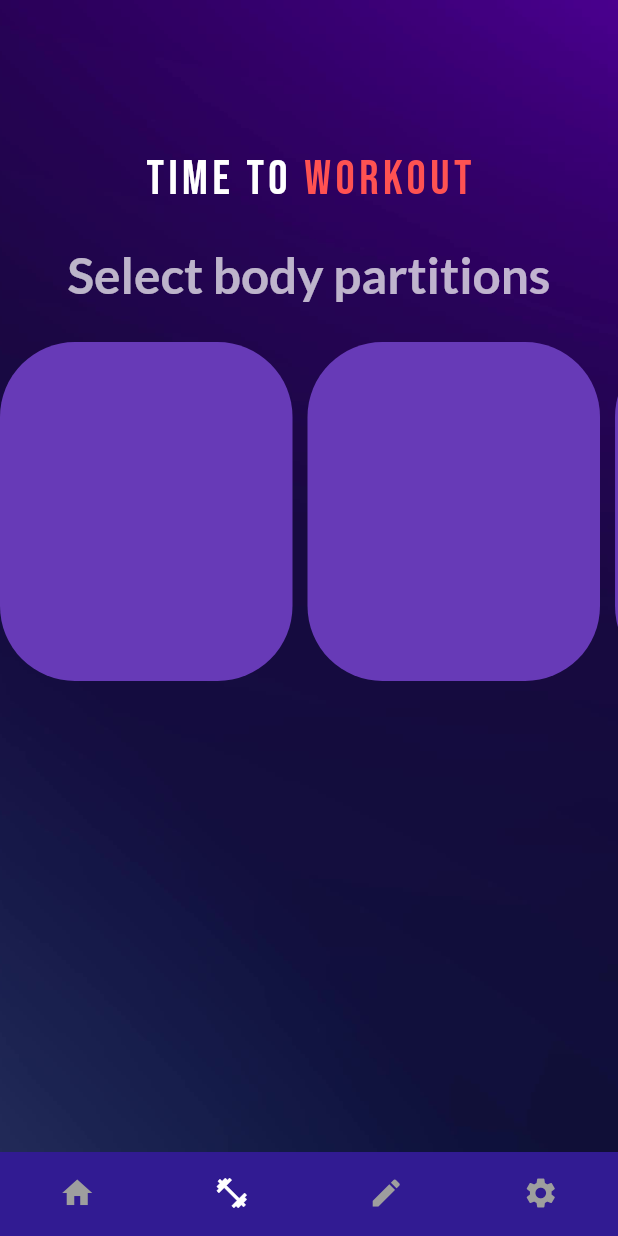
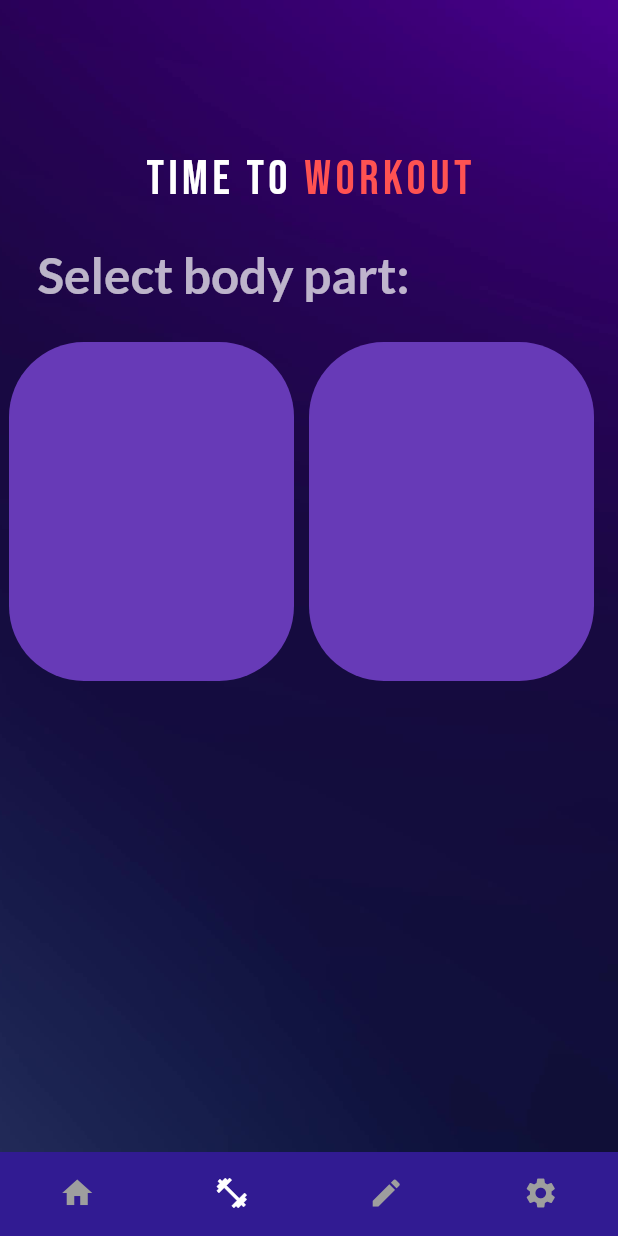
Before and after one commit to dolienn/body_optimizer, a Flutter app: the screen it shows after launch, item 2 of the bottom bar chosen, on a phone screen of 412 x 824 dp. Run offline on Flutter 3.47's test engine with Material 2 defaults, Android fonts, the phone set to English and light mode, and no system bars; our stand-ins replace google_fonts.

Commit message:
no update lekki, teraz dzialad

```diff
--- a/lib/screens/workout.dart
+++ b/lib/screens/workout.dart
@@ -1,3 +1,4 @@
+import 'package:flutter/foundation.dart';
 import 'package:flutter/material.dart';
 import 'package:google_fonts/google_fonts.dart';
 
@@ -62,38 +63,66 @@ class _WorkoutState extends State<Workout> {
                 ),
               ],
             ),
-            Column(
+            Row(
               children: [
                 Padding(
                   padding: const EdgeInsets.all(25.0),
                   child: Text(
-                    "Select body partitions",
+                    "Select body part:",
                     style: GoogleFonts.lato(fontSize: 33, fontWeight: FontWeight.bold, color: Colors.white70),
                   ),
                 ),
-                Container(
+              ],
+            ),
+            Row(
+              mainAxisAlignment: MainAxisAlignment.center,
+              children: [
+                InkWell(
+                  onTap: (){
+                    if (kDebugMode) {
+                      print("Container 1 cliked!");
+                    }
+                  },
+                child: SizedBox(
+                    width: 200,
                     height: 226,
-                    width: MediaQuery.of(context).size.width,
-                    child: ListView.builder(
-                        scrollDirection: Axis.horizontal,
-                        itemCount: partitions.length,
-                        itemBuilder: (BuildContext context, index){
-                          return Padding(
+                          child: Padding(
                             padding: const EdgeInsets.only(right: 10),
                             child: Container(
                               height: 226,
-                              width: 195,
+                              width: 150,
                               decoration: BoxDecoration(
                                   color: Colors.deepPurple,
                                   borderRadius: BorderRadius.circular(50)
                               ),
                             ),
-                          );
-                        }
-                    )
-                )
-              ],
+                          ),
+                ),
             ),
+                InkWell(
+                  onTap: (){
+                    if (kDebugMode) {
+                      print("Container 2 cliked!");
+                    }
+                  },
+                  child: SizedBox(
+                    width: 200,
+                    height: 226,
+                    child: Padding(
+                      padding: const EdgeInsets.only(right: 10),
+                      child: Container(
+                        height: 226,
+                        width: 195,
+                        decoration: BoxDecoration(
+                            color: Colors.deepPurple,
+                            borderRadius: BorderRadius.circular(50)
+                        ),
+                      ),
+                    ),
+                  ),
+                ),
+      ],
+    ),
           ],
         ),
       ),
```
